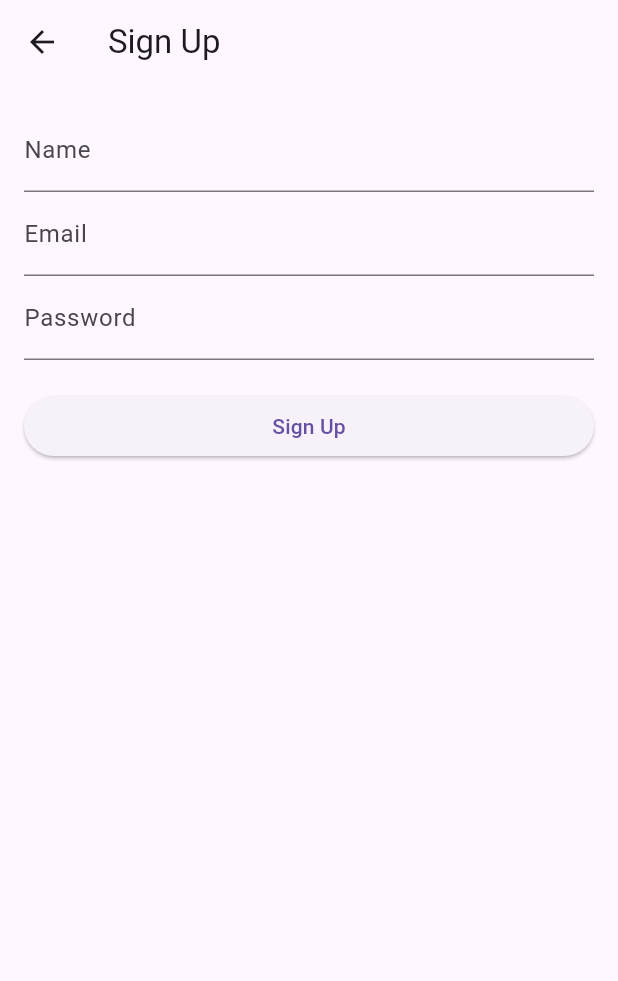
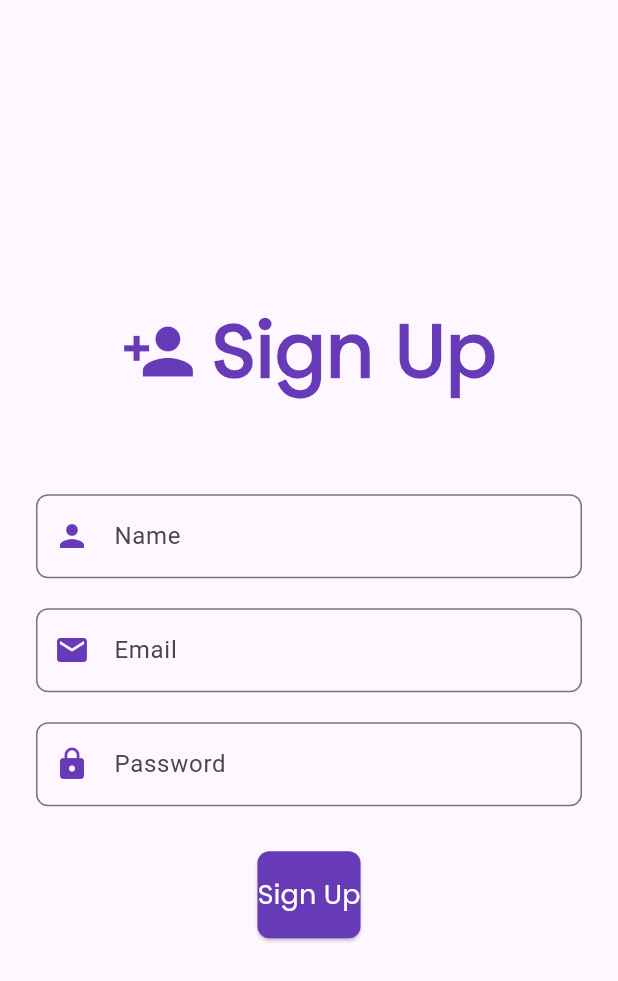
Before and after one commit to MaritaOsama/Hedieaty, a Flutter app: the screen it shows after launch, after a tap on "Don't have an account? Sign Up", on a phone screen of 412 x 824 dp. Shown: the top 981 px of the screen. Run offline on Flutter 3.47's test engine with Material 3 defaults, Android fonts, the phone set to English and light mode, and no system bars; our stand-ins replace cloud_firestore, firebase_auth, firebase_core, sqflite; accounts and stored records are empty; network calls fail.

Commit message:
updated login and signup ui

```diff
--- a/lib/screens/login2.dart
+++ b/lib/screens/login2.dart
@@ -1,7 +1,7 @@
 import 'package:firebase_auth/firebase_auth.dart';
 import 'package:flutter/material.dart';
-import 'signup2.dart';  // Import your SignUpScreen here
-import 'home_page.dart';  // Import your HomePage here
+import 'signup2.dart'; // Import your SignUpScreen here
+import 'home_page.dart'; // Import your HomePage here
 
 class LoginScreen extends StatefulWidget {
   @override
@@ -43,7 +43,7 @@ class _LoginScreenState extends State<LoginScreen> {
       // Navigate to the Home Page after successful login
       Navigator.pushReplacement(
         context,
-        MaterialPageRoute(builder: (context) => HomePage()),  // Replace with your HomePage widget
+        MaterialPageRoute(builder: (context) => HomePage()), // Replace with your HomePage widget
       );
     } else {
       ScaffoldMessenger.of(context).showSnackBar(SnackBar(content: Text("Error logging in!")));
@@ -53,33 +53,83 @@ class _LoginScreenState extends State<LoginScreen> {
   @override
   Widget build(BuildContext context) {
     return Scaffold(
-      appBar: AppBar(
-        title: Text("Login"),
+      body: Center(
+        child: SingleChildScrollView(
+          padding: const EdgeInsets.symmetric(horizontal: 24.0),
+          child: Column(
+            mainAxisAlignment: MainAxisAlignment.center,
+            children: [
+              // Login title with icon
+              Row(
+                mainAxisAlignment: MainAxisAlignment.center,
+                children: [
+                  Icon(Icons.login, size: 50, color: Colors.deepPurple),
+                  SizedBox(width: 10),
+                  Text(
+                    "Login",
+                    style: TextStyle(
+                      fontFamily: "Parkinsans",
+                      fontSize: 50,
+                      fontWeight: FontWeight.bold,
+                      color: Colors.deepPurple,
                     ),
-      body: Padding(
-        padding: const EdgeInsets.all(16.0),
-        child: Column(
-          crossAxisAlignment: CrossAxisAlignment.stretch,
-          children: [
+                  ),
+                ],
+              ),
+              SizedBox(height: 60),
+
+              // Email field
               TextField(
                 controller: emailController,
-              decoration: InputDecoration(labelText: 'Email'),
+                decoration: InputDecoration(
+                  labelText: 'Email',
+                  prefixIcon: Icon(Icons.email, color: Colors.deepPurple),
+                  border: OutlineInputBorder(
+                    borderRadius: BorderRadius.circular(8.0),
+                  ),
+                ),
                 keyboardType: TextInputType.emailAddress,
               ),
+              SizedBox(height: 20),
+
+              // Password field
               TextField(
                 controller: passwordController,
-              decoration: InputDecoration(labelText: 'Password'),
+                decoration: InputDecoration(
+                  labelText: 'Password',
+                  prefixIcon: Icon(Icons.lock, color: Colors.deepPurple),
+                  border: OutlineInputBorder(
+                    borderRadius: BorderRadius.circular(8.0),
+                  ),
+                ),
                 obscureText: true,
               ),
-            SizedBox(height: 20),
+              SizedBox(height: 30),
+
+              // Login button
               ElevatedButton(
                 onPressed: () {
                   // Call the signIn method using the text controllers' values
                   signIn();
                 },
-              child: Text("Login"),
+                style: ElevatedButton.styleFrom(
+                  backgroundColor: Colors.deepPurple,
+                  padding: EdgeInsets.symmetric(vertical: 16.0),
+                  shape: RoundedRectangleBorder(
+                    borderRadius: BorderRadius.circular(8.0),
                   ),
-            SizedBox(height: 10),
+                ),
+                child: Text(
+                  "Login",
+                  style: TextStyle(
+                    fontFamily: "Parkinsans",
+                    fontSize: 18,
+                    color: Colors.white,
+                  ),
+                ),
+              ),
+              SizedBox(height: 20),
+
               // Redirect to the SignUp screen
               TextButton(
                 onPressed: () {
@@ -89,9 +139,17 @@ class _LoginScreenState extends State<LoginScreen> {
                     MaterialPageRoute(builder: (context) => SignUpScreen()),
                   );
                 },
-              child: Text("Don't have an account? Sign Up"),
+                child: Text(
+                  "Don't have an account? Sign Up",
+                  style: TextStyle(
+                    fontFamily: "Parkinsans",
+                    fontSize: 14,
+                    color: Colors.deepPurple,
+                  ),
+                ),
               ),
             ],
+          ),
         ),
       ),
     );
--- a/lib/screens/signup2.dart
+++ b/lib/screens/signup2.dart
@@ -74,37 +74,96 @@ class _SignUpScreenState extends State<SignUpScreen> {
   @override
   Widget build(BuildContext context) {
     return Scaffold(
-      appBar: AppBar(
-        title: Text("Sign Up"),
+      body: Center(
+        child: SingleChildScrollView(
+          padding: const EdgeInsets.symmetric(horizontal: 24.0),
+          child: Column(
+            mainAxisAlignment: MainAxisAlignment.center,
+            children: [
+              // Sign Up title with icon
+              Row(
+                mainAxisAlignment: MainAxisAlignment.center,
+                children: [
+                  Icon(Icons.person_add, size: 50, color: Colors.deepPurple),
+                  SizedBox(width: 10),
+                  Text(
+                    "Sign Up",
+                    style: TextStyle(
+                      fontFamily: "Parkinsans",
+                      fontSize: 50,
+                      fontWeight: FontWeight.bold,
+                      color: Colors.deepPurple,
                     ),
-      body: Padding(
-        padding: const EdgeInsets.all(16.0),
-        child: Column(
-          crossAxisAlignment: CrossAxisAlignment.stretch,
-          children: [
+                  ),
+                ],
+              ),
+              SizedBox(height: 60),
+
+              // Name field
               TextField(
                 controller: nameController,
-              decoration: InputDecoration(labelText: 'Name'),
+                decoration: InputDecoration(
+                  labelText: 'Name',
+                  prefixIcon: Icon(Icons.person, color: Colors.deepPurple),
+                  border: OutlineInputBorder(
+                    borderRadius: BorderRadius.circular(8.0),
                   ),
+                ),
+              ),
+              SizedBox(height: 20),
+
+              // Email field
               TextField(
                 controller: emailController,
-              decoration: InputDecoration(labelText: 'Email'),
+                decoration: InputDecoration(
+                  labelText: 'Email',
+                  prefixIcon: Icon(Icons.email, color: Colors.deepPurple),
+                  border: OutlineInputBorder(
+                    borderRadius: BorderRadius.circular(8.0),
+                  ),
+                ),
                 keyboardType: TextInputType.emailAddress,
               ),
+              SizedBox(height: 20),
+
+              // Password field
               TextField(
                 controller: passwordController,
-              decoration: InputDecoration(labelText: 'Password'),
+                decoration: InputDecoration(
+                  labelText: 'Password',
+                  prefixIcon: Icon(Icons.lock, color: Colors.deepPurple),
+                  border: OutlineInputBorder(
+                    borderRadius: BorderRadius.circular(8.0),
+                  ),
+                ),
                 obscureText: true,
               ),
-            SizedBox(height: 20),
+              SizedBox(height: 30),
+
+              // Sign Up button
               ElevatedButton(
                 onPressed: () {
                   // Call the signUp method using the text controllers' values
                   signUp();
                 },
-              child: Text("Sign Up"),
+                style: ElevatedButton.styleFrom(
+                  backgroundColor: Colors.deepPurple,
+                  padding: EdgeInsets.symmetric(vertical: 16.0),
+                  shape: RoundedRectangleBorder(
+                    borderRadius: BorderRadius.circular(8.0),
+                  ),
+                ),
+                child: Text(
+                  "Sign Up",
+                  style: TextStyle(
+                    fontFamily: "Parkinsans",
+                    fontSize: 18,
+                    color: Colors.white,
+                  ),
+                ),
               ),
             ],
+          ),
         ),
       ),
     );
```
Lines whose indentation alone changed are shown as unchanged.
